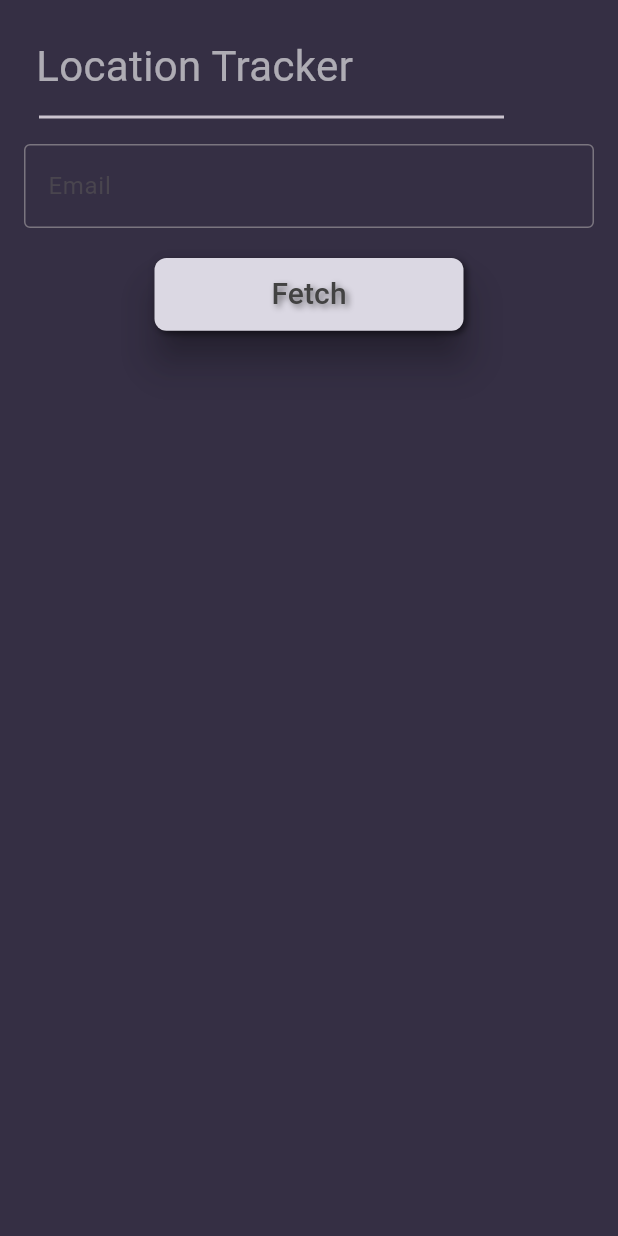
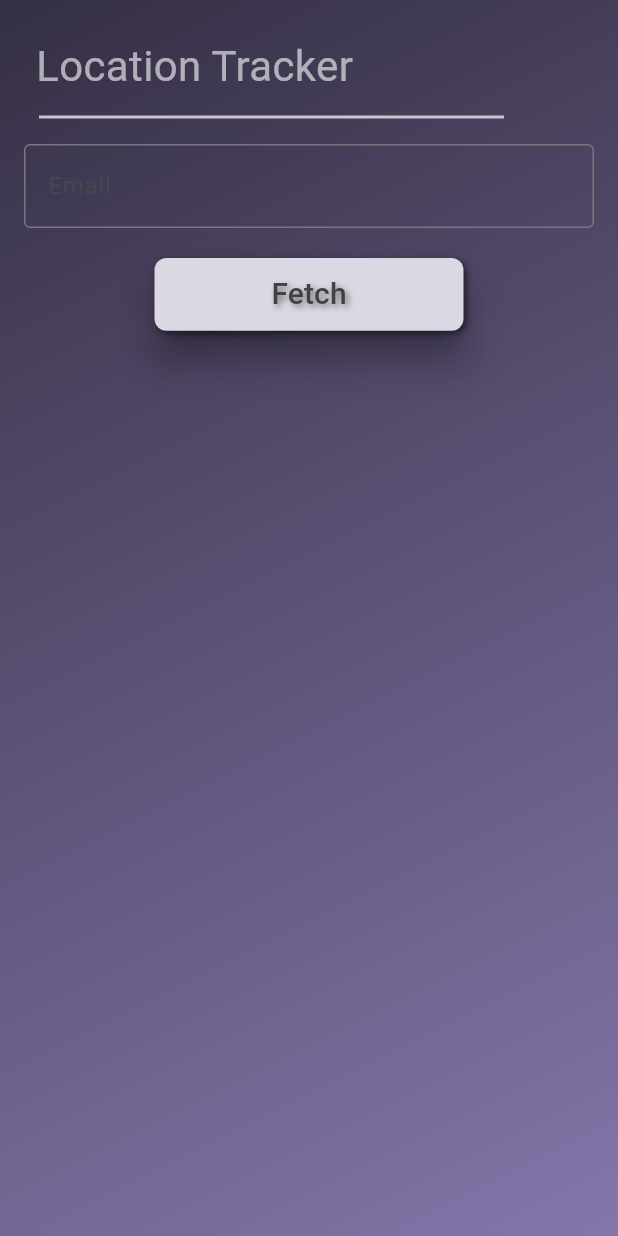
Before and after one commit to Fuzail-Raza/pet_track, a Flutter app: the screen it shows after launch, on a phone screen of 412 x 824 dp. Run offline on Flutter 3.47's test engine with Material 3 defaults, Android fonts, the phone set to English and light mode, and no system bars; drawn by our look-alikes of simple_shadow; our stand-ins replace blurrycontainer, cloud_firestore, firebase_core, google_maps_flutter, location; accounts and stored records are empty.

Commit message:
Added Color Scheme , Enhanced UI Stable 3.0

```diff
--- a/lib/DataForm.dart
+++ b/lib/DataForm.dart
@@ -1,5 +1,7 @@
+import 'package:blurrycontainer/blurrycontainer.dart';
 import 'package:cloud_firestore/cloud_firestore.dart';
 import 'package:flutter/material.dart';
+import 'package:pet_track/colorsScheme.dart';
 import 'package:simple_shadow/simple_shadow.dart';
 import 'package:pet_track/locationTrack.dart';
 
@@ -70,7 +72,11 @@ class _DataFormState extends State<DataForm> {
         child: SingleChildScrollView(
           child: Container(
             height: MediaQuery.of(context).size.height,
-            color: Color(0xff352F44),
+            decoration: BoxDecoration(
+              // color: BackgroundColor,
+              gradient: BackgroundColor,
+
+            ),
             child: Padding(
               padding: const EdgeInsets.all(16.0),
               child: Form(
@@ -84,7 +90,7 @@ class _DataFormState extends State<DataForm> {
                             top: 8.0, left: 8.0, right: 8.0, bottom: 6.0),
                         child: Text("Location Tracker",
                             style: TextStyle(
-                                color: Colors.white60,
+                                color: TextColor,
                                 fontSize: 28,
                                 fontWeight: FontWeight.w400)),
                       ),
@@ -109,7 +115,7 @@ class _DataFormState extends State<DataForm> {
                             return null;
                           }
                         },
-                        style: TextStyle(color: Colors.white60),
+                        style: TextStyle(color: TextColor),
                       ),
                     ),
                     SizedBox(height: 20),
@@ -121,7 +127,7 @@ class _DataFormState extends State<DataForm> {
                         },
                         style: ButtonStyle(
                           backgroundColor:
-                              MaterialStateProperty.all(Color(0xffDBD8E3)),
+                              MaterialStateProperty.all(ButtonColor),
                           minimumSize: MaterialStateProperty.all(Size(
                               MediaQuery.of(context).size.width / 2,
                               MediaQuery.of(context).size.height / 17)),
@@ -144,7 +150,8 @@ class _DataFormState extends State<DataForm> {
                         child: Container(
                           width: MediaQuery.of(context).size.width / 1.4,
                           decoration: BoxDecoration(
-                              color: Color.fromRGBO(219, 216, 227, 0.3),
+                              color: listBackgroundColor,
+                              // gradient: listBackgroundColor,
                               borderRadius: BorderRadius.circular(10)),
                           child: SimpleShadow(
                             child: Padding(
@@ -154,7 +161,7 @@ class _DataFormState extends State<DataForm> {
                                     style: TextStyle(
                                         fontSize: 24,
                                         fontWeight: FontWeight.w400,
-                                        color: Colors.white60)),
+                                        color: TextColor)),
                               ),
                             ),
                           ),
@@ -169,12 +176,16 @@ class _DataFormState extends State<DataForm> {
                         : Visibility(
                             visible: isDataFetched,
                             child: SimpleShadow(
+                              child: BlurryContainer(
+                                blur: 10,
+                                color: listBackgroundColor,
                                 child: Container(
                                   height:
                                       MediaQuery.of(context).size.height / 1.7,
                                   width: MediaQuery.of(context).size.width,
                                   decoration: BoxDecoration(
-                                    color: Color(0xff5C5470),
+                                      // color: Color(0xff5C5470),
+                                      color: Colors.transparent,
                                       borderRadius: BorderRadius.circular(10)),
                                   child: ListView.separated(
                                     itemBuilder: (context, index) {
@@ -203,7 +214,7 @@ class _DataFormState extends State<DataForm> {
                                               style: TextStyle(
                                                   fontSize: 20,
                                                   fontWeight: FontWeight.w400,
-                                                color: Colors.white60)),
+                                                  color: TextColor)),
                                           subtitle: Text(
                                               fetchedData[index]["oneLine"],
                                               style: TextStyle(
@@ -223,6 +234,7 @@ class _DataFormState extends State<DataForm> {
                                 ),
                               ),
                             ),
+                          ),
                   ],
                 ),
               ),
--- /dev/null
+++ b/lib/colorsScheme.dart
@@ -0,0 +1,25 @@
+
+
+
+import 'package:flutter/material.dart';
+
+final  PrimaryColor=Color(0xff5C5470);
+final  BackgroundColor=LinearGradient(colors: [Color(0xff352F44),Color(0xff8476AA)],begin: Alignment.topLeft,end: Alignment.bottomRight);
+final  ButtonColor=Color(0xffDBD8E3);
+// final  ButtonColor=LinearGradient(colors: [Color(0xffDBD8E3),Color(0xff79777D)],begin: Alignment.centerLeft,end: Alignment.centerRight,tileMode: TileMode.decal);
+final  TextColor=Colors.white60;
+final  listBackgroundColor=Color.fromRGBO(219, 216, 227, 0.3);
+// final  listBackgroundColor=LinearGradient(colors: [Color(0xffDBD8E3),Color(0xff79777D)],begin: Alignment.topLeft,end: Alignment.bottomRight );
+// final  appBackgroundColor=Color.fromRGBO(92,84,112,0.75);
+final  appBackgroundColor=LinearGradient(colors: [Color(0xff5C5470),Color(0xff5C5470)],begin: Alignment.topCenter,end: Alignment.bottomLeft);
+final  LocationTextColor=Colors.black45;
+
+
+
+//
+// final  PrimaryColor=Color(0xff5C5470);
+// final  BackgroundColor=Color(0xff352F44);
+// final  ButtonColor=Color(0xffDBD8E3);
+// final  TextColor=Colors.white60;
+// final  listBackgroundColor=Color.fromRGBO(219, 216, 227, 0.3);
+// final  listBackgroundColor=Color.fromRGBO(219, 216, 227, 0.3);
--- a/pubspec.yaml
+++ b/pubspec.yaml
@@ -41,6 +41,7 @@ dependencies:
   cloud_firestore: ^4.17.2
   modal_progress_hud_nsn: ^0.5.1
   simple_shadow: ^0.3.1
+  blurrycontainer: ^2.1.0
 
 dev_dependencies:
   flutter_test:
```
Also changed, not shown: lib/locationTrack.dart (+16 -4 lines), pubspec.lock. Lines whose indentation alone changed are shown as unchanged.
